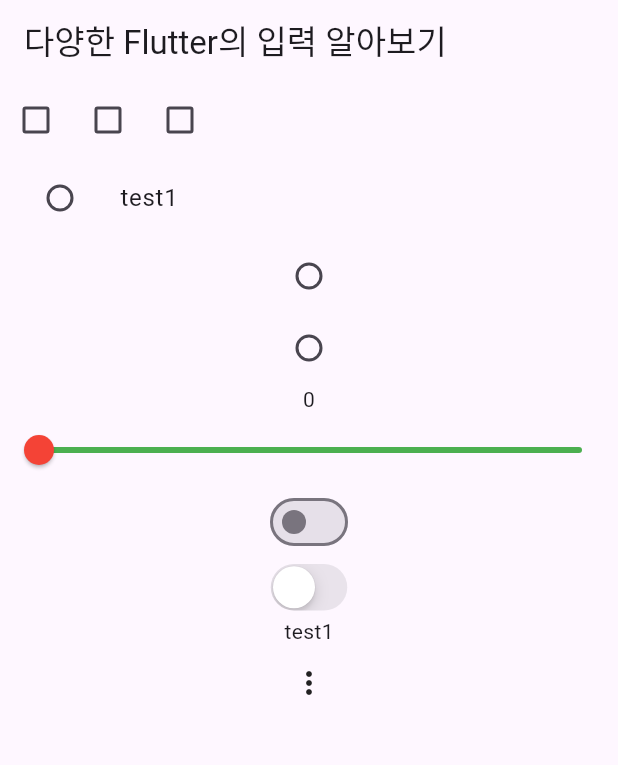
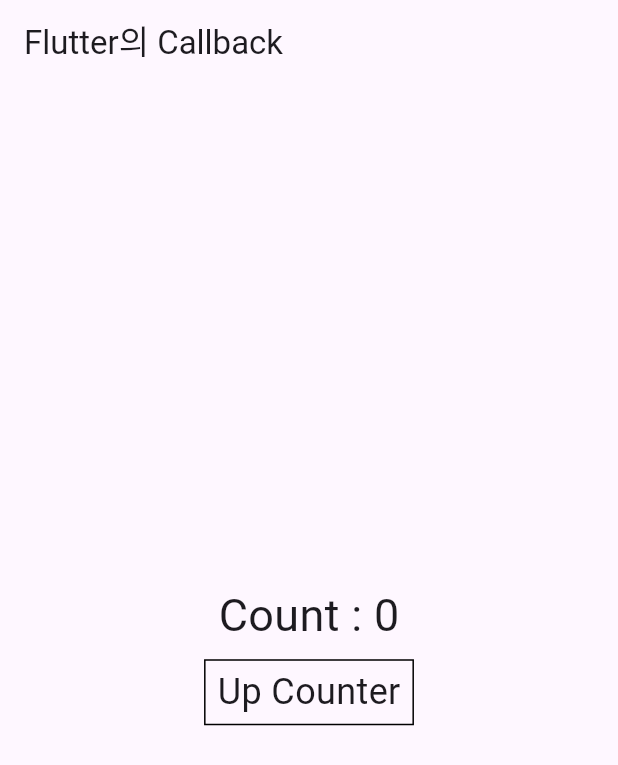
Before and after one commit to freechird2/flutter_practice, a Flutter app: the screen it shows after launch, on a phone screen of 412 x 824 dp. Shown: the top 765 px of the screen. Run offline on Flutter 3.47's test engine with Material 3 defaults, Android fonts, the phone set to English and light mode, and no system bars; missing offline and left inert: dart:ffi.

Commit message:
part01_ch05_2

```diff
--- a/part01/ch05/lib/main.dart
+++ b/part01/ch05/lib/main.dart
@@ -6,7 +6,7 @@ void main() {
     home: SafeArea(
       child: Scaffold(
         appBar: AppBar(
-          title: const Text('다양한 Flutter의 입력 알아보기'),
+          title: const Text('Flutter의 Callback'),
         ),
         body: const Body(),
       ),
@@ -19,189 +19,59 @@ class Body extends StatelessWidget {
 
   @override
   Widget build(BuildContext context) {
-    return const Column(
-      children: [
-        TestCheckBox(),
-        TestRadioButton(),
-        TestSlider(),
-        TestSwitch(),
-        TestPopupMenu()
-      ],
-    );
+    return TestWidget();
   }
 }
 
-class TestCheckBox extends StatefulWidget {
-  const TestCheckBox({super.key});
+class TestWidget extends StatefulWidget {
+  const TestWidget({super.key});
 
   @override
-  State<TestCheckBox> createState() => _TestCheckBoxState();
+  State<TestWidget> createState() => _TestWidgetState();
 }
 
-class _TestCheckBoxState extends State<TestCheckBox> {
-  late List<bool> values;
-
-  @override
-  void initState() {
-    super.initState();
-    values = [false, false, false];
-  }
+class _TestWidgetState extends State<TestWidget> {
+  int value = 0;
 
   @override
   Widget build(BuildContext context) {
-    return Row(
-      children: [
-        Checkbox(
-            value: values[0],
-            onChanged: (value) => changeValue(0, value: value)),
-        Checkbox(
-            value: values[1],
-            onChanged: (value) => changeValue(1, value: value)),
-        Checkbox(
-            value: values[2],
-            onChanged: (value) => changeValue(2, value: value)),
-      ],
-    );
+    return Column(mainAxisAlignment: MainAxisAlignment.center, children: [
+      Text(
+        'Count : $value',
+        style: const TextStyle(fontSize: 30),
+      ),
+      TestButton(addCounter),
+    ]);
   }
 
-  void changeValue(int index, {bool? value = false}) {
-    setState(() {
-      values[index] = value!;
-    });
+  void addCounter(int addValue) {
+    setState(() => value += addValue);
   }
 }
 
-class TestRadioButton extends StatefulWidget {
-  const TestRadioButton({super.key});
+class TestButton extends StatelessWidget {
+  const TestButton(this.callback, {super.key});
 
-  @override
-  State<TestRadioButton> createState() => _TestRadioButtonState();
-}
-
-enum TestValue {
-  test1,
-  test2,
-  test3,
-}
-
-class _TestRadioButtonState extends State<TestRadioButton> {
-  TestValue? selectValue;
-
-  @override
-  void initState() {}
+  final Function(int) callback;
 
   @override
   Widget build(BuildContext context) {
-    return Column(
-      children: [
-        ListTile(
-          leading: Radio<TestValue>(
-              value: TestValue.test1,
-              groupValue: selectValue,
-              onChanged: (value) => setState(() => selectValue = value!)),
-          title: Text(TestValue.test1.name),
-          onTap: () => setState(() {
-            if (selectValue != TestValue.test1) {
-              selectValue = TestValue.test1;
-            }
-          }),
-        ),
-        Radio<TestValue>(
-            value: TestValue.test2,
-            groupValue: selectValue,
-            onChanged: (value) => setState(() => selectValue = value!)),
-        Radio<TestValue>(
-            value: TestValue.test3,
-            groupValue: selectValue,
-            onChanged: (value) => setState(() => selectValue = value!)),
-      ],
-    );
+    return Container(
+        margin: const EdgeInsets.symmetric(vertical: 8),
+        width: double.infinity,
+        child: InkWell(
+          onTap: () => callback.call(1),
+          onDoubleTap: () => callback.call(5),
+          onLongPress: () => callback.call(10),
+          child: Center(
+              child: Container(
+                  padding:
+                      const EdgeInsets.symmetric(vertical: 4, horizontal: 8),
+                  decoration: BoxDecoration(border: Border.all()),
+                  child: const Text(
+                    'Up Counter',
+                    style: TextStyle(fontSize: 24),
+                  ))),
+        ));
   }
 }
-
-class TestSlider extends StatefulWidget {
-  const TestSlider({super.key});
-
-  @override
-  State<TestSlider> createState() => _TestSliderState();
-}
-
-class _TestSliderState extends State<TestSlider> {
-  double value = 0;
-
-  @override
-  Widget build(BuildContext context) {
-    return Column(
-      children: [
-        Text('${value.round()}'),
-        Slider(
-            value: value,
-            label: value.round().toString(),
-            max: 100,
-            min: 0,
-            divisions: 100,
-            activeColor: Colors.red,
-            inactiveColor: Colors.green,
-            onChanged: (newValue) {
-              setState(() => value = newValue);
-            }),
-      ],
-    );
-  }
-}
-
-class TestSwitch extends StatefulWidget {
-  const TestSwitch({super.key});
-
-  @override
-  State<TestSwitch> createState() => _TestSwitchState();
-}
-
-class _TestSwitchState extends State<TestSwitch> {
-  bool value = false;
-
-  @override
-  Widget build(BuildContext context) {
-    return Column(
-      children: [
-        Switch(
-            value: value,
-            activeColor: Colors.green,
-            onChanged: (newValue) {
-              setState(() => value = newValue);
-            }),
-        CupertinoSwitch(
-            value: value,
-            activeColor: Colors.green,
-            onChanged: (newValue) => setState(() => value = newValue))
-      ],
-    );
-  }
-}
-
-class TestPopupMenu extends StatefulWidget {
-  const TestPopupMenu({super.key});
-
-  @override
-  State<TestPopupMenu> createState() => _TestPopupMenuState();
-}
-
-class _TestPopupMenuState extends State<TestPopupMenu> {
-  TestValue selectValue = TestValue.test1;
-
-  @override
-  Widget build(BuildContext context) {
-    return Column(
-      children: [
-        Text(selectValue.name),
-        PopupMenuButton(itemBuilder: (context) {
-          return TestValue.values
-              .map((value) =>
-                  PopupMenuItem(value: value, child: Text(value.name)))
-              .toList();
-        },
-        onSelected: (newValue) => setState(() => selectValue = newValue)),
-      ],
-    );
-  }
-}
```
